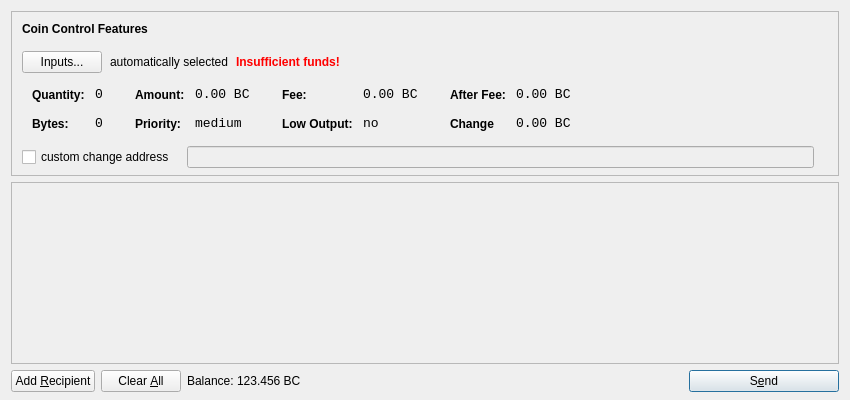
The window that src/qt/forms/sendcoinsdialog.ui (zeded/diff-test) describes before a commit, drawn with Qt 5.
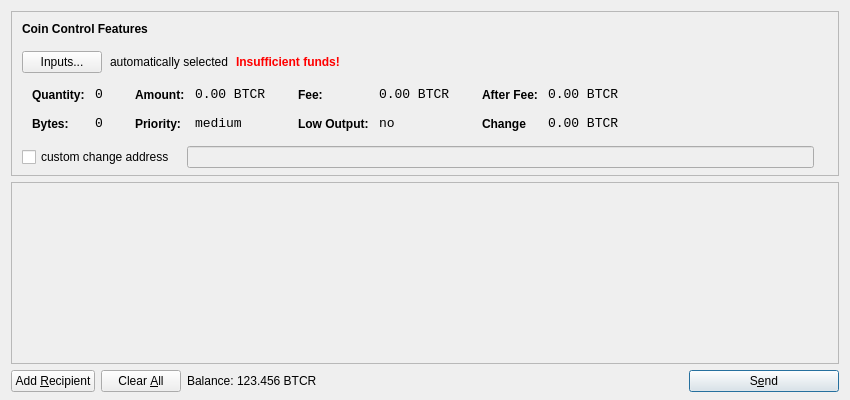
The same window after the commit. Icons and pictures are not drawn.

What changed in the file:
```diff
--- a/src/qt/forms/sendcoinsdialog.ui
+++ b/src/qt/forms/sendcoinsdialog.ui
@@ -321,7 +321,7 @@
                   <enum>Qt::ActionsContextMenu</enum>
                  </property>
                  <property name="text">
-                  <string>0.00 BC</string>
+                  <string>0.00 BTCR</string>
                  </property>
                  <property name="textInteractionFlags">
                   <set>Qt::LinksAccessibleByMouse|Qt::TextSelectableByKeyboard|Qt::TextSelectableByMouse</set>
@@ -407,7 +407,7 @@
                   <enum>Qt::ActionsContextMenu</enum>
                  </property>
                  <property name="text">
-                  <string>0.00 BC</string>
+                  <string>0.00 BTCR</string>
                  </property>
                  <property name="textInteractionFlags">
                   <set>Qt::LinksAccessibleByMouse|Qt::TextSelectableByKeyboard|Qt::TextSelectableByMouse</set>
@@ -493,7 +493,7 @@
                   <enum>Qt::ActionsContextMenu</enum>
                  </property>
                  <property name="text">
-                  <string>0.00 BC</string>
+                  <string>0.00 BTCR</string>
                  </property>
                  <property name="textInteractionFlags">
                   <set>Qt::LinksAccessibleByMouse|Qt::TextSelectableByKeyboard|Qt::TextSelectableByMouse</set>
@@ -525,7 +525,7 @@
                   <enum>Qt::ActionsContextMenu</enum>
                  </property>
                  <property name="text">
-                  <string>0.00 BC</string>
+                  <string>0.00 BTCR</string>
                  </property>
                  <property name="textInteractionFlags">
                   <set>Qt::LinksAccessibleByMouse|Qt::TextSelectableByKeyboard|Qt::TextSelectableByMouse</set>
@@ -724,7 +724,7 @@
           <cursorShape>IBeamCursor</cursorShape>
          </property>
          <property name="text">
-          <string>123.456 BC</string>
+          <string>123.456 BTCR</string>
          </property>
          <property name="textInteractionFlags">
           <set>Qt::LinksAccessibleByMouse|Qt::TextSelectableByKeyboard|Qt::TextSelectableByMouse</set>
```
